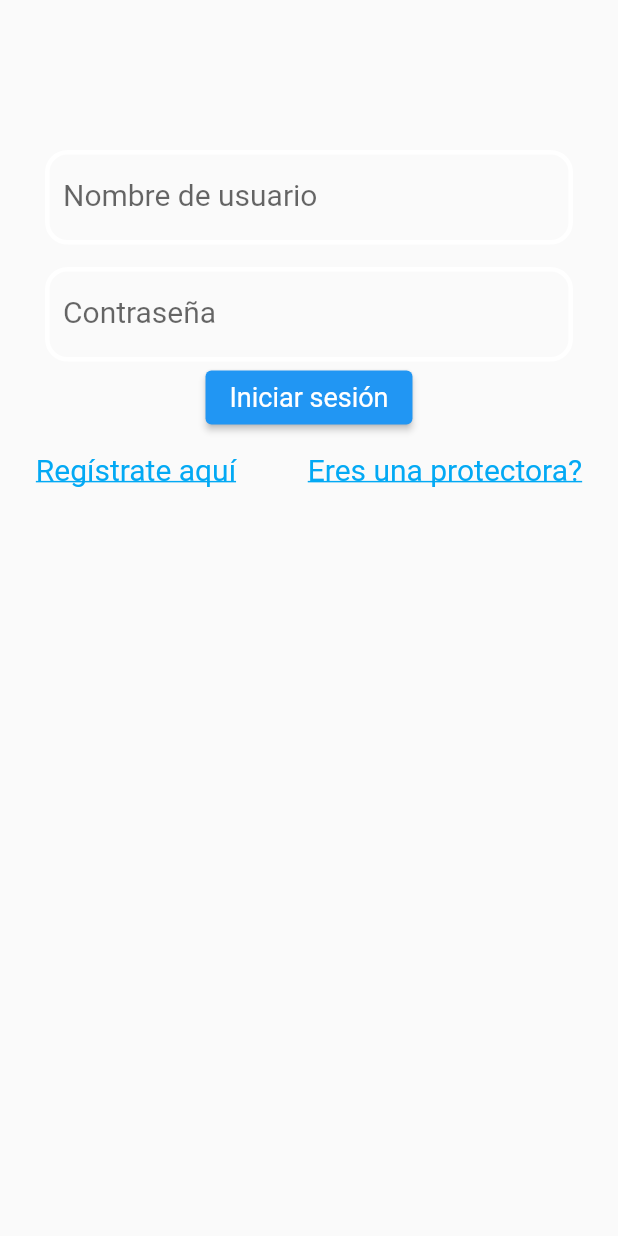
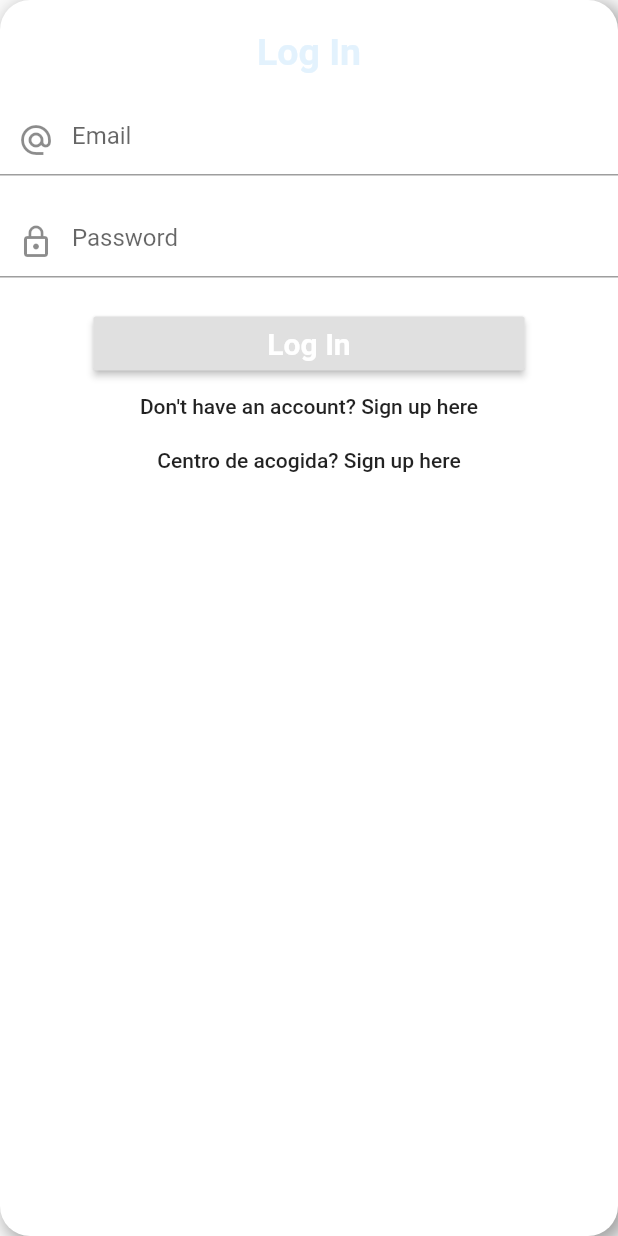
Before and after one commit to mariohervil/animalyuPost, a Flutter app: the screen it shows after launch, on a phone screen of 412 x 824 dp. Run offline on Flutter 3.47's test engine with Material 2 defaults, Android fonts, the light colour scheme and no system bars; our stand-ins replace flutter_easyloading, font_awesome_flutter, geocoding, google_maps_flutter, image_picker; missing offline and left inert: dart:html, flutter_stripe, stripe_checkout; accounts and stored records are empty; Roboto replaces fonts that are missing (Rubik-Light).

Commit message:
ProfileNotMakeDesign

```diff
--- a/lib/logInApp.dart
+++ b/lib/logInApp.dart
@@ -6,9 +6,12 @@ import 'package:http/http.dart' as http;
 
 import 'RegisterApp.dart';
 
-void main(){runApp(const MaterialApp(
+void main() {
+  runApp(const MaterialApp(
     title: 'Your title',
-  home: LogInApp(),));}
+    home: LogInApp(),
+  ));
+}
 
 class LogInApp extends StatefulWidget {
   const LogInApp({Key? key}) : super(key: key);
@@ -18,7 +21,6 @@ class LogInApp extends StatefulWidget {
 }
 
 class _LogInAppState extends State<LogInApp> {
-
   static String username = "";
   static String password = "";
   final _messengerKey = GlobalKey<ScaffoldMessengerState>();
@@ -72,20 +74,23 @@ class _LogInAppState extends State<LogInApp> {
           SnackBar(content: Text(e2), backgroundColor: Colors.red));
     }
   }
+
   Future<void> _MapPage() async {
     Navigator.pushNamedAndRemoveUntil(
-      context, Routes.mapPage, (Route<dynamic> route) => false,
+      context,
+      Routes.mapPage,
+      (Route<dynamic> route) => false,
     );
   }
+
   void checkLogin(String response) {
     //print(response);
     if (response == "1") {
       //ScaffoldMessenger()
       _messengerKey.currentState?.showSnackBar(const SnackBar(
-          content: Text('Inicio de sesión correcto'), backgroundColor: Colors.green));
+          content: Text('Inicio de sesión correcto'),
+          backgroundColor: Colors.green));
       _MapPage();
-
-
     } else {
       _messengerKey.currentState?.showSnackBar(const SnackBar(
           content: Text('Nombre de usuario o contraseña incorrectos'),
@@ -105,109 +110,97 @@ class _LogInAppState extends State<LogInApp> {
         scaffoldMessengerKey: _messengerKey,
         debugShowCheckedModeBanner: false,
       home: Scaffold(
-        body: Center(
-            child: Column(
-              children: [
-                const Padding(
-                  padding: EdgeInsets.fromLTRB(60, 50, 0, 0),
-                  // child: Text("Log In Screen"),
+          body: Container(
+            decoration: BoxDecoration(
+              color: Colors.white,
+              borderRadius: BorderRadius.circular(20.0),
+              boxShadow: [
+                BoxShadow(
+                  color: Colors.grey,
+                  blurRadius: 10.0,
+                  spreadRadius: 1.0,
+                  offset: Offset(
+                    4.0,
+                    4.0,
                   ),
+                )
+              ],
+            ),
+            child: Column(children: <Widget>[
               Padding(
-                  padding: const EdgeInsets.fromLTRB(30, 50, 30, 0),
-                  child: TextField(
-                    style: const TextStyle(fontSize: 20),
+                padding: EdgeInsets.symmetric(vertical: 20.0, horizontal: 8.0),
+                child: Text(
+                  "Log In",
+                  style: TextStyle(
+                    color: Theme.of(context).secondaryHeaderColor,
+                    fontSize: 25.0,
+                    fontWeight: FontWeight.bold,
+                  ),
+                ),
+              ),
+              TextFormField(
                 controller: uNController,
                 decoration: InputDecoration(
-                        labelText: 'Nombre de usuario',
-                        enabledBorder: OutlineInputBorder(
-                          borderSide: BorderSide(width: 3, color: Colors.white),
-                          borderRadius: BorderRadius.circular(15),
-                        ),
-                        focusedBorder: OutlineInputBorder(
-                          borderSide:
-                          const BorderSide(width: 3, color: Colors.blue),
-                          borderRadius: BorderRadius.circular(15),
-                        )),
+                  prefixIcon: Icon(Icons.alternate_email),
+                  hintText: "Email",
                 ),
               ),
-                Padding(
-                  padding: const EdgeInsets.fromLTRB(30, 15, 30, 0),
-                  child: TextField(
-                    style: const TextStyle(fontSize: 20),
+              SizedBox(
+                height: 20.0,
+              ),
+              TextFormField(
                 controller: uPController,
                 decoration: InputDecoration(
-                        labelText: 'Contraseña',
-                        enabledBorder: OutlineInputBorder(
-                          borderSide: BorderSide(width: 3, color: Colors.white),
-                          borderRadius: BorderRadius.circular(15),
+                  prefixIcon: Icon(Icons.lock_outline),
+                  hintText: "Password",
                 ),
-                        focusedBorder: OutlineInputBorder(
-                          borderSide:
-                          const BorderSide(width: 3, color: Colors.blue),
-                          borderRadius: BorderRadius.circular(15),
-                        )),
+                obscureText: true,
+              ),
+              SizedBox(
+                height: 20.0,
+              ),
+              RaisedButton(
+                child: Padding(
+                  padding: EdgeInsets.symmetric(horizontal: 100),
+                  child: Text(
+                    "Log In",
+                    style: TextStyle(
+                      color: Colors.white,
+                      fontWeight: FontWeight.bold,
+                      fontSize: 20.0,
                     ),
                   ),
-                ElevatedButton(
-                  style: ElevatedButton.styleFrom(
-                      textStyle: const TextStyle(fontSize: 18)),
-                  onPressed: postData,
-                  child: const Text("Iniciar sesión"),
-                ),
-
-                 Row(
-                   mainAxisAlignment: MainAxisAlignment.spaceAround,
-                   children: [
-                     ElevatedButton(
-                          style: ElevatedButton.styleFrom(
-                            //padding: const EdgeInsets.fromLTRB(250, 0, 0, 0),
-                              elevation: 0.00,
-                              primary: Colors.transparent,
-                              textStyle: const TextStyle(
-                                  fontSize: 20, fontFamily: "Rubik-Light"),
-                              shape: const RoundedRectangleBorder(
-                                  borderRadius: BorderRadius.zero,
-                                  side: BorderSide(color: Colors.transparent))),
-                          child: const Text(
-                            'Regístrate aquí',
-                            style: TextStyle(
-                                color: Colors.lightBlue,
-                                decoration: TextDecoration.underline),
                 ),
                 onPressed: () {
-                            // _navigateToNextScreen(context);
+                  postData();
+                },
+              ),
+              FlatButton(
+                child: Text("Don't have an account? Sign up here"),
+                materialTapTargetSize: MaterialTapTargetSize.shrinkWrap,
+                onPressed: () {
                   Navigator.push(
                     context,
-                              MaterialPageRoute(builder: (context) => const RegisterUser()),);
-                          }),
-
-               ElevatedButton(
-                        style: ElevatedButton.styleFrom(
-                          //padding: const EdgeInsets.fromLTRB(250, 0, 0, 0),
-                            elevation: 0.00,
-                            primary: Colors.transparent,
-                            textStyle: const TextStyle(
-                                fontSize: 20, fontFamily: "Rubik-Light"),
-                            shape: const RoundedRectangleBorder(
-                                borderRadius: BorderRadius.zero,
-                                side: BorderSide(color: Colors.transparent))),
-                        child: const Text(
-                          'Eres una protectora?',
-                          style: TextStyle(
-                              color: Colors.lightBlue,
-                              decoration: TextDecoration.underline),
+                    MaterialPageRoute(builder: (context) => const RegisterUser()),
+                  );
+                },
               ),
+              FlatButton(
+                child: Text("Centro de acogida? Sign up here"),
+                materialTapTargetSize: MaterialTapTargetSize.shrinkWrap,
                 onPressed: () {
-                          // _navigateToNextScreen(context);
                   Navigator.push(
                     context,
-                            MaterialPageRoute(builder: (context) => const RegisterShelter()),);
-                        }),
-                   ],
+                    MaterialPageRoute(
+                        builder: (context) => const RegisterShelter()),
+                  );
+                },
               ),
-              ],
-            )),
-      ),
+            ]),
+          )
+
+      )
+
     );
   }
 
--- a/lib/main.dart
+++ b/lib/main.dart
@@ -13,7 +13,11 @@ import 'package:google_maps_in_flutter/src/shelterProfile.dart';
 import 'package:google_maps_in_flutter/src/userProfile.dart';
 import 'package:google_maps_in_flutter/util/page_directory.dart';
 
-void main() => runApp(MyApp());
+void main() {
+  WidgetsFlutterBinding.ensureInitialized();
+
+  runApp(MyApp());
+}
 
 class MyApp extends StatelessWidget {
   const MyApp({Key? key}) : super(key: key);
--- a/lib/src/map_page.dart
+++ b/lib/src/map_page.dart
@@ -3,8 +3,6 @@ import 'package:google_maps_flutter/google_maps_flutter.dart';
 import 'package:google_maps_in_flutter/src/locations.dart' as locations;
 import 'package:google_maps_in_flutter/src/page_arguments.dart';
 import 'package:google_maps_in_flutter/util/page_directory.dart';
-
-
 
 class mapPageState extends StatefulWidget {
   const mapPageState({Key? key}) : super(key: key);
```
Lines whose indentation alone changed are shown as unchanged.
